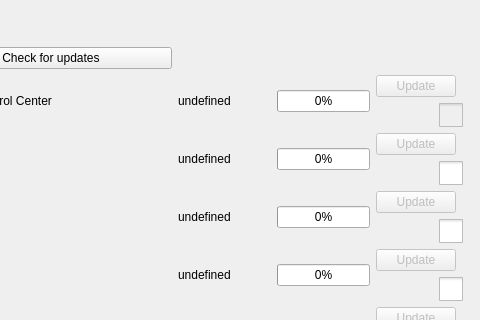
Before: the Qt Designer form hub/forms/DlgAbout.ui in subutai-io/control-center, drawn with Qt 5; both pictures show x 81 to 561 and y 0 to 320 of the 561 by 846 pixel window.
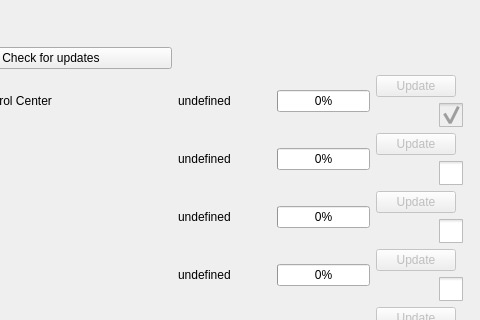
After: the same form once the commit is applied. Icons and pictures are not drawn.

Commit message: refactor about dialog

What changed in the file:
```diff
--- a/hub/forms/DlgAbout.ui
+++ b/hub/forms/DlgAbout.ui
@@ -445,10 +445,10 @@
             <string/>
            </property>
            <property name="checkable">
-            <bool>false</bool>
+            <bool>true</bool>
            </property>
            <property name="checked">
-            <bool>false</bool>
+            <bool>true</bool>
            </property>
           </widget>
          </item>
```
The commit also changes 1 other file.
